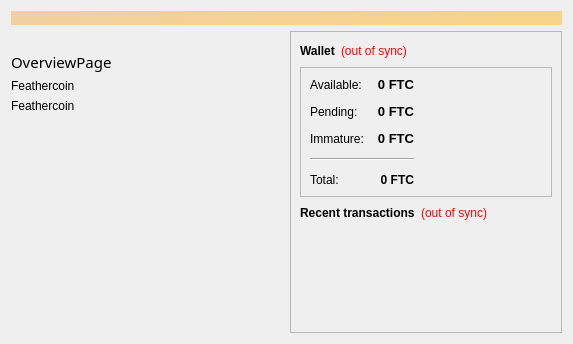
First picture: the form in src/qt/forms/overviewpage.ui, repository FeatherCoin/Feathercoin, before the edit.
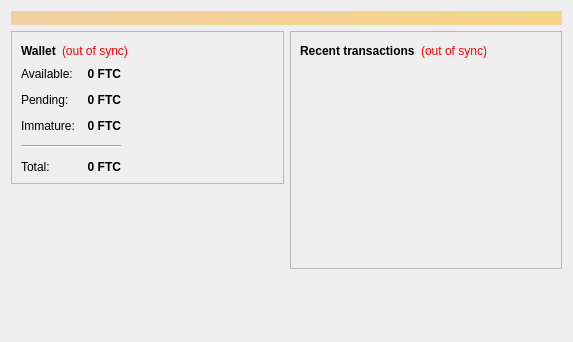
Second picture: the form after the edit. Icons and pictures are not drawn.

Commit message: Standardise overviewpage

```diff
--- a/src/qt/forms/overviewpage.ui
+++ b/src/qt/forms/overviewpage.ui
@@ -7,7 +7,7 @@
     <x>0</x>
     <y>0</y>
     <width>573</width>
-    <height>344</height>
+    <height>342</height>
    </rect>
   </property>
   <property name="windowTitle">
@@ -35,76 +35,14 @@
      <item>
       <layout class="QVBoxLayout" name="verticalLayout_2">
        <item>
-        <widget class="QLabel" name="labelMainlogo">
-         <property name="text">
-          <string/>
-         </property>
-         <property name="pixmap">
-          <pixmap resource="../feathercoin.qrc">:/images/mainlogo</pixmap>
-         </property>
-         <property name="alignment">
-          <set>Qt::AlignLeading|Qt::AlignLeft|Qt::AlignVCenter</set>
-         </property>
-        </widget>
-       </item>
-       <item>
-        <widget class="QLabel" name="labelOverviewPage">
-         <property name="font">
-          <font>
-           <family>Arial Rounded MT Bold</family>
-           <pointsize>11</pointsize>
-           <weight>50</weight>
-           <bold>false</bold>
-          </font>
-         </property>
-         <property name="text">
-          <string>OverviewPage</string>
-         </property>
-         <property name="alignment">
-          <set>Qt::AlignLeading|Qt::AlignLeft|Qt::AlignVCenter</set>
-         </property>
-        </widget>
-       </item>
-       <item>
-        <widget class="QLabel" name="labelOverview1">
-         <property name="text">
-          <string>Feathercoin</string>
-         </property>
-        </widget>
-       </item>
-       <item>
-        <widget class="QLabel" name="labelOverview2">
-         <property name="text">
-          <string>Feathercoin</string>
-         </property>
-        </widget>
-       </item>
-       <item>
-        <spacer name="verticalSpacer">
-         <property name="orientation">
-          <enum>Qt::Vertical</enum>
-         </property>
-         <property name="sizeHint" stdset="0">
-          <size>
-           <width>20</width>
-           <height>40</height>
-          </size>
-         </property>
-        </spacer>
-       </item>
-      </layout>
-     </item>
-     <item>
-      <layout class="QVBoxLayout" name="verticalLayout_3">
-       <item>
-        <widget class="QFrame" name="frame_2">
+        <widget class="QFrame" name="frame">
          <property name="frameShape">
           <enum>QFrame::StyledPanel</enum>
          </property>
          <property name="frameShadow">
           <enum>QFrame::Raised</enum>
          </property>
-         <layout class="QVBoxLayout" name="verticalLayout">
+         <layout class="QVBoxLayout" name="verticalLayout_4">
           <item>
            <layout class="QHBoxLayout" name="horizontalLayout_4">
             <item>
@@ -152,15 +90,6 @@
            </layout>
           </item>
           <item>
-           <widget class="QFrame" name="frame">
-            <property name="frameShape">
-             <enum>QFrame::StyledPanel</enum>
-            </property>
-            <property name="frameShadow">
-             <enum>QFrame::Raised</enum>
-            </property>
-            <layout class="QVBoxLayout" name="verticalLayout_4">
-             <item>
               <layout class="QHBoxLayout" name="horizontalLayout_3">
                <item>
                 <layout class="QFormLayout" name="formLayout_2">
@@ -184,8 +113,6 @@
                   <widget class="QLabel" name="labelBalance">
                    <property name="font">
                     <font>
-                     <family>System</family>
-                     <pointsize>10</pointsize>
                      <weight>75</weight>
                      <bold>true</bold>
                     </font>
@@ -218,8 +145,6 @@
                   <widget class="QLabel" name="labelUnconfirmed">
                    <property name="font">
                     <font>
-                     <family>System</family>
-                     <pointsize>10</pointsize>
                      <weight>75</weight>
                      <bold>true</bold>
                     </font>
@@ -252,8 +177,6 @@
                   <widget class="QLabel" name="labelImmature">
                    <property name="font">
                     <font>
-                     <family>System</family>
-                     <pointsize>10</pointsize>
                      <weight>75</weight>
                      <bold>true</bold>
                     </font>
@@ -272,14 +195,14 @@
                    </property>
                   </widget>
                  </item>
-                 <item row="5" column="0">
+              <item row="4" column="0">
                   <widget class="QLabel" name="labelTotalText">
                    <property name="text">
                     <string>Total:</string>
                    </property>
                   </widget>
                  </item>
-                 <item row="5" column="1">
+              <item row="4" column="1">
                   <widget class="QLabel" name="labelTotal">
                    <property name="font">
                     <font>
@@ -304,7 +227,7 @@
                    </property>
                   </widget>
                  </item>
-                 <item row="4" column="0" colspan="2">
+              <item row="3" column="0" colspan="2">
                   <widget class="Line" name="line">
                    <property name="orientation">
                     <enum>Qt::Horizontal</enum>
@@ -331,6 +254,42 @@
             </layout>
            </widget>
           </item>
+       <item>
+        <spacer name="verticalSpacer">
+         <property name="orientation">
+          <enum>Qt::Vertical</enum>
+         </property>
+         <property name="sizeHint" stdset="0">
+          <size>
+           <width>20</width>
+           <height>40</height>
+          </size>
+         </property>
+        </spacer>
+       </item>
+       <item>
+        <widget class="QLabel" name="label_2">
+         <property name="text">
+          <string/>
+         </property>
+         <property name="pixmap">
+          <pixmap resource="../feathercoin.qrc">:/images/mainlogo</pixmap>
+         </property>
+        </widget>
+       </item>
+      </layout>
+     </item>
+     <item>
+      <layout class="QVBoxLayout" name="verticalLayout_3">
+       <item>
+        <widget class="QFrame" name="frame_2">
+         <property name="frameShape">
+          <enum>QFrame::StyledPanel</enum>
+         </property>
+         <property name="frameShadow">
+          <enum>QFrame::Raised</enum>
+         </property>
+         <layout class="QVBoxLayout" name="verticalLayout">
           <item>
            <layout class="QHBoxLayout" name="horizontalLayout_2">
             <item>
```
Lines whose indentation alone changed are shown as unchanged. The commit also changes 3 other files.
